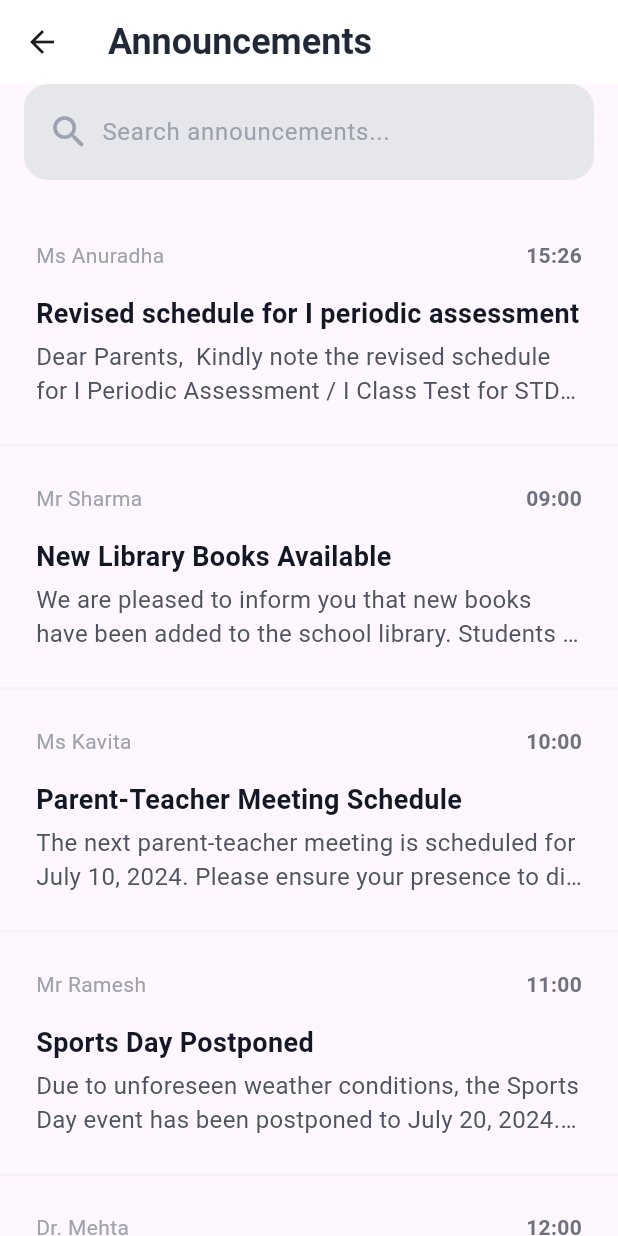
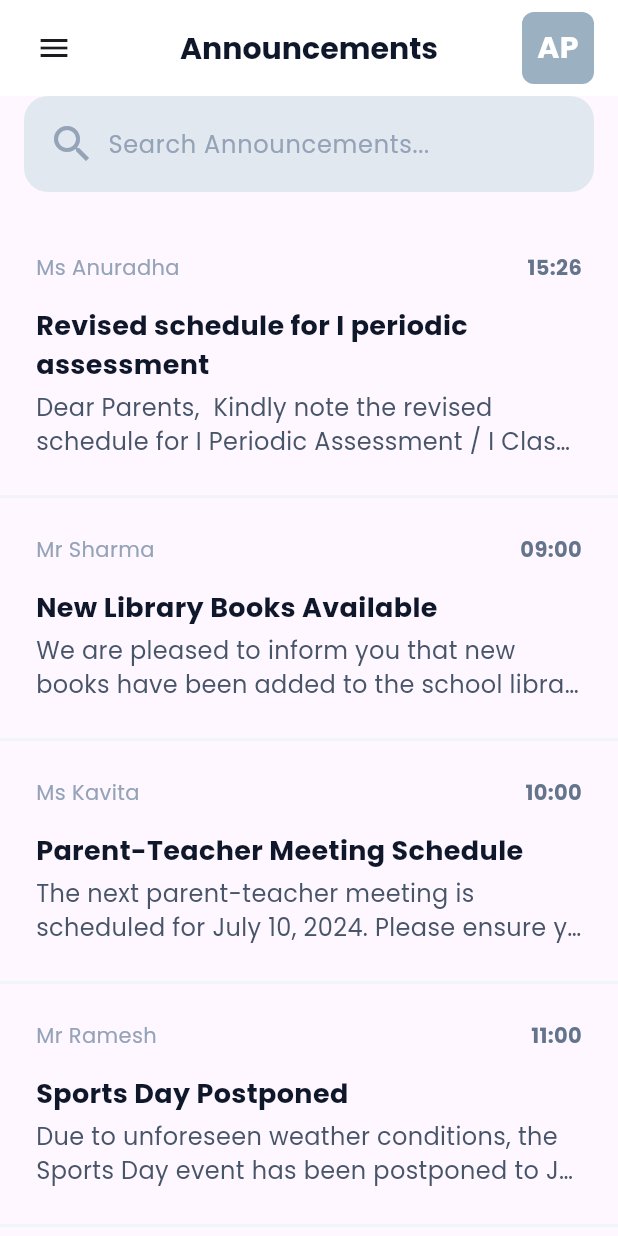
Before and after one commit to Aadv1k/Project_CampusPilot, a Flutter app: the AnnouncementListView screen opened directly, on a phone screen of 412 x 824 dp. Run offline on Flutter 3.47's test engine with Material 3 defaults, Android fonts, the phone set to English and light mode, and no system bars; our stand-ins replace flutter_otp_text_field, flutter_svg, google_fonts, mask_text_input_formatter; missing offline and left inert: dart:ui_web.

Commit message:
Normalize and centralize the design system

```diff
--- a/app/lib/components/announcement_card.dart
+++ b/app/lib/components/announcement_card.dart
@@ -36,6 +36,7 @@
   Widget build(BuildContext context) {
     return Material(
       child: InkWell(
+        splashColor: Palette.slate200,
         onTap: () {
           Navigator.push(
             context,
@@ -47,7 +48,7 @@
         child: Container(
           decoration: const BoxDecoration(
               border: Border(
-                  bottom: BorderSide(color: Palette.gray100, width: 2.0))),
+                  bottom: BorderSide(color: Palette.slate100, width: 2.0))),
           child: Padding(
             padding: const EdgeInsets.symmetric(
                 vertical: Spacing.lg, horizontal: Spacing.lg),
@@ -60,11 +61,11 @@
                   children: [
                     Text(authorName,
                         style: const TextStyle(
-                            fontSize: FontSize.sm, color: Palette.gray400)),
+                            fontSize: FontSize.sm, color: Palette.slate400)),
                     Text(extractHourAndMinute(postedAt),
                         style: const TextStyle(
                             fontSize: FontSize.sm,
-                            color: Palette.gray500,
+                            color: Palette.slate500,
                             fontWeight: FontWeight.bold)),
                   ],
                 ),
@@ -76,7 +77,7 @@
                     Text(
                       title,
                       style: const TextStyle(
-                          color: Palette.gray900,
+                          color: Palette.slate900,
                           fontWeight: FontWeight.bold,
                           fontSize: FontSize.md),
                     ),
@@ -85,7 +86,7 @@
                         maxLines: 2,
                         overflow: TextOverflow.ellipsis,
                         style: const TextStyle(
-                            color: Palette.gray600, fontSize: FontSize.base))
+                            color: Palette.slate600, fontSize: FontSize.base))
                   ],
                 )
               ],
--- a/app/lib/components/button.dart
+++ b/app/lib/components/button.dart
@@ -1,3 +1,5 @@
+import 'dart:ui_web';
+
 import 'package:app/utils/colors.dart';
 import 'package:app/utils/sizes.dart';
 import 'package:flutter/material.dart';
@@ -21,27 +23,27 @@
   @override
   Widget build(BuildContext context) {
     return MaterialButton(
-      height: height,
-      color: Palette.primary,
-      disabledColor: Colors.black45,
+      height: Heights.xxl,
+      color: Palette.slate950,
+      disabledColor: Palette.slate600,
       onPressed: isLoading ? null : onPressed,
       disabledElevation: 0,
       minWidth: width,
       textColor: Palette.white,
-      shape: RoundedRectangleBorder(
-          borderRadius: BorderRadius.circular(Spacing.md)),
+      shape:
+          RoundedRectangleBorder(borderRadius: BorderRadius.circular(Radii.xl)),
       child: isLoading
           ? const SizedBox(
               width: 24,
               height: 24,
               child: CircularProgressIndicator(
-                valueColor: AlwaysStoppedAnimation<Color>(Colors.white),
+                valueColor: AlwaysStoppedAnimation<Color>(Palette.slate100),
               ))
           : Text(text,
               style: const TextStyle(
-                  fontSize: FontSize.base,
-                  fontWeight: FontWeight.bold,
-                  letterSpacing: 0.75)),
+                fontSize: FontSize.base,
+                fontWeight: FontWeight.normal,
+              )),
     );
   }
 }
@@ -82,3 +84,71 @@
     );
   }
 }
+
+class UserProfileButton extends StatelessWidget {
+  final String profileInitials;
+  final double radius;
+  final double size;
+  final Color colorBasedOnProfileInitials;
+
+  UserProfileButton(
+      {required this.profileInitials,
+      required this.size,
+      required this.radius,
+      super.key})
+      : colorBasedOnProfileInitials =
+            _getColorBasedOnProfileInitials(profileInitials);
+
+  static Color _getColorBasedOnProfileInitials(String initials) {
+    if (initials.isEmpty) {
+      return Palette.pastelOrange; // Fallback color
+    }
+
+    var colors = [
+      Palette.pastelLavender,
+      Palette.pastelPink,
+      Palette.pastelAqua,
+      Palette.pastelIceBlue,
+      Palette.pastelOrange,
+      Palette.pastelRed,
+    ];
+
+    String alphabet = "abcdefghijklmnopqrstuvwxyz";
+    int sumIndex = 0;
+
+    for (int i = 0; i < initials.length; i++) {
+      int index = alphabet.indexOf(initials[i].toLowerCase());
+      if (index != -1) {
+        sumIndex += index;
+      }
+    }
+
+    int colorIndex = sumIndex % colors.length;
+    return colors[colorIndex];
+  }
+
+  @override
+  Widget build(BuildContext context) {
+    return GestureDetector(
+      onTap: () {
+        print("tapped kiddo");
+      },
+      child: Container(
+        width: size,
+        height: size,
+        decoration: BoxDecoration(
+          borderRadius: BorderRadius.circular(radius),
+          color: colorBasedOnProfileInitials,
+        ),
+        child: Center(
+          child: Text(profileInitials.toUpperCase(),
+              textAlign: TextAlign.center,
+              style: const TextStyle(
+                  color: Palette.white,
+                  fontWeight: FontWeight.bold,
+                  fontSize: FontSize.lg)),
+        ),
+      ),
+    );
+  }
+}
--- a/app/lib/services/user_service.dart
+++ b/app/lib/services/user_service.dart
@@ -11,7 +11,7 @@
   static const serviceUrl = "http://localhost:8000/api/users";
 
   void loginUser(UserLoginModel userLogin) async {
-    HttpResponse res = await http.post(
+    HttpResponse res = (await http.post(
       Uri.parse("$serviceUrl/login"),
       headers: {
         "Content-Type": "application/json",
@@ -21,7 +21,7 @@
         "phoneNumber": userLogin.phoneNumber,
         "deviceToken": "joemama"
       })
-    )
+    )) as HttpResponse;
 
     if (res.statusCode != 200) {
       // TODO
--- a/app/lib/utils/colors.dart
+++ b/app/lib/utils/colors.dart
@@ -16,4 +16,23 @@
   static const Color gray800 = Color(0xFF1F2937);
   static const Color gray900 = Color(0xFF111827);
   static const Color gray950 = Color(0xFF030712);
+
+  static const Color slate50 = Color(0xFFF8FAFC);
+  static const Color slate100 = Color(0xFFF1F5F9);
+  static const Color slate200 = Color(0xFFE2E8F0);
+  static const Color slate300 = Color(0xFFCBD5E1);
+  static const Color slate400 = Color(0xFF94A3B8);
+  static const Color slate500 = Color(0xFF64748B);
+  static const Color slate600 = Color(0xFF475569);
+  static const Color slate700 = Color(0xFF334155);
+  static const Color slate800 = Color(0xFF1E293B);
+  static const Color slate900 = Color(0xFF0F172A);
+  static const Color slate950 = Color(0xFF020617);
+
+  static const Color pastelOrange = Color(0xFFF6995C);
+  static const Color pastelAqua = Color(0xFF51829b);
+  static const Color pastelIceBlue = Color(0xFF9BB0C1);
+  static const Color pastelRed = Color(0xFFD37676);
+  static const Color pastelLavender = Color(0xFF8E7AB5);
+  static const Color pastelPink = Color(0xFFE493B3);
 }
--- a/app/lib/utils/sizes.dart
+++ b/app/lib/utils/sizes.dart
@@ -1,3 +1,5 @@
+import 'package:flutter/material.dart';
+
 class Spacing {
   static const double xxs = 2.0;
   static const double xs = 4.0;
@@ -21,10 +23,73 @@
   static const double display = 48.0;
 }
 
-class Breakpoints {
-  static const double xs = 320.0;
-  static const double sm = 600.0;
-  static const double md = 768.0;
-  static const double lg = 1024.0;
-  static const double xl = 1440.0;
+class Widths {
+  static const double xs = 16.0;
+  static const double sm = 24.0;
+  static const double md = 32.0;
+  static const double lg = 48.0;
+  static const double xl = 64.0;
+  static const double xxl = 80.0;
+  static const double xxxl = 96.0;
 }
+
+class Shadows {
+  static const BoxShadow xs = BoxShadow(
+    color: Color(0x19000000),
+    blurRadius: 2.0,
+    offset: Offset(0, 1),
+  );
+  static const BoxShadow sm = BoxShadow(
+    color: Color(0x1F000000),
+    blurRadius: 4.0,
+    offset: Offset(0, 2),
+  );
+  static const BoxShadow md = BoxShadow(
+    color: Color(0x33000000),
+    blurRadius: 6.0,
+    offset: Offset(0, 4),
+  );
+  static const BoxShadow lg = BoxShadow(
+    color: Color(0x4D000000),
+    blurRadius: 8.0,
+    offset: Offset(0, 8),
+  );
+  static const BoxShadow xl = BoxShadow(
+    color: Color(0x66000000),
+    blurRadius: 12.0,
+    offset: Offset(0, 12),
+  );
+  static const BoxShadow xxl = BoxShadow(
+    color: Color(0x80000000),
+    blurRadius: 16.0,
+    offset: Offset(0, 16),
+  );
+}
+
+class Radii {
+  static const double xs = 2.0;
+  static const double sm = 4.0;
+  static const double md = 8.0;
+  static const double lg = 16.0;
+  static const double xl = 24.0;
+  static const double xxl = 32.0;
+}
+
+class IconSizes {
+  static const double xs = 12.0;
+  static const double sm = 16.0;
+  static const double md = 24.0;
+  static const double lg = 32.0;
+  static const double xl = 48.0;
+  static const double xxl = 64.0;
+}
+
+class Heights {
+  static const double xs = 16.0;
+  static const double sm = 24.0;
+  static const double md = 32.0;
+  static const double lg = 48.0;
+  static const double xl = 64.0;
+  static const double xxl = 80.0;
+  static const double xxxl = 96.0;
+}
--- a/app/lib/views/announcement_list_view.dart
+++ b/app/lib/views/announcement_list_view.dart
@@ -1,11 +1,9 @@
 import 'package:app/components/announcement_card.dart';
-import 'package:app/components/safe_scaffold.dart';
-import 'package:app/components/typography.dart';
+import 'package:app/components/button.dart';
 import 'package:app/models/announcement.dart';
 import 'package:app/utils/colors.dart';
 import 'package:app/utils/sizes.dart';
 import 'package:flutter/material.dart';
-import 'package:flutter/rendering.dart';
 
 class AnnouncementListView extends StatefulWidget {
   const AnnouncementListView({
@@ -116,12 +114,30 @@
 
     return Scaffold(
         appBar: AppBar(
-          title: const Text("Announcements",
-              textAlign: TextAlign.start,
-              style: TextStyle(
-                  color: Palette.gray800,
-                  fontWeight: FontWeight.bold,
-                  fontSize: FontSize.xl)),
+          toolbarHeight: Heights.xl,
+          leading: Padding(
+            padding: const EdgeInsets.symmetric(horizontal: Spacing.md),
+            child:
+                IconButton(onPressed: () => {}, icon: const Icon(Icons.menu)),
+          ),
+          actions: [
+            Padding(
+              padding: const EdgeInsets.symmetric(horizontal: Spacing.md),
+              child: UserProfileButton(
+                profileInitials: "AP",
+                size: Widths.lg,
+                radius: Radii.md,
+              ),
+            ),
+          ],
+          centerTitle: true,
+          title: const Text(
+            "Announcements",
+            style: TextStyle(
+                color: Palette.slate900,
+                fontWeight: FontWeight.bold,
+                fontSize: FontSize.lg),
+          ),
           backgroundColor: Palette.white,
         ),
         body: SafeArea(
@@ -138,21 +154,21 @@
                         padding: const EdgeInsets.symmetric(
                             horizontal: Spacing.md, vertical: Spacing.sm),
                         decoration: const BoxDecoration(
-                            color: Palette.gray200,
+                            color: Palette.slate200,
                             borderRadius:
-                                BorderRadius.all(Radius.circular(16))),
+                                BorderRadius.all(Radius.circular(Radii.lg))),
                         child: Row(
                           crossAxisAlignment: CrossAxisAlignment.center,
                           children: [
                             const Icon(Icons.search,
-                                color: Palette.gray400, size: 28),
+                                color: Palette.slate400, size: Widths.md),
                             const SizedBox(width: Spacing.sm),
                             Expanded(
                               child: TextField(
                                 decoration: const InputDecoration(
-                                    hintText: 'Search announcements...',
+                                    hintText: 'Search Announcements...',
                                     hintStyle: TextStyle(
-                                        color: Palette.gray400,
+                                        color: Palette.slate400,
                                         fontSize: FontSize.base),
                                     border: InputBorder.none),
                                 onChanged: _handleSearchInput,
@@ -180,9 +196,6 @@
                       }),
                 )
               ],
-
-              // Search Box
-              // Control Bar
             ),
           ),
         ));
```
Also changed, not shown: app/lib/components/phone_number_input.dart (+14 -13 lines), app/lib/main.dart (+7 -4 lines), app/lib/views/login_view.dart (+6 -5 lines), app/lib/views/otp_verify_view.dart (+64 -40 lines).
